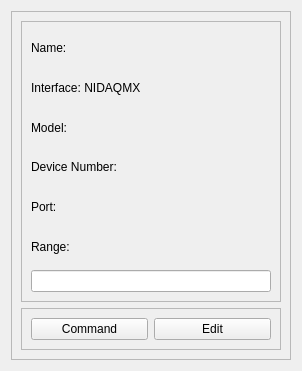
Old version of the form GUI/ui_files/usb_6525_instrument_device_wid.ui in the repository YeonungK/YonKu.
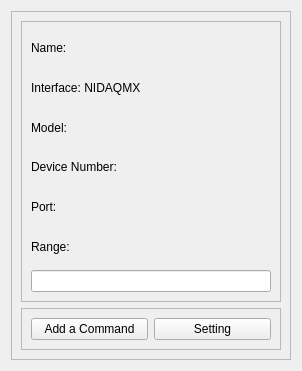
New version of the form.

```diff
--- a/GUI/ui_files/usb_6525_instrument_device_wid.ui
+++ b/GUI/ui_files/usb_6525_instrument_device_wid.ui
@@ -105,14 +105,14 @@
          <item>
           <widget class="QPushButton" name="commandButton">
            <property name="text">
-            <string>Command</string>
+            <string>Add a Command</string>
            </property>
           </widget>
          </item>
          <item>
           <widget class="QPushButton" name="editButton">
            <property name="text">
-            <string>Edit</string>
+            <string>Setting</string>
            </property>
           </widget>
          </item>
```
Left out of the diff: 2 changed lines with no effect on the pictures.
